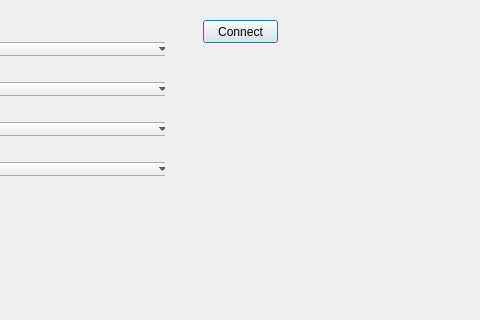
Above: RP1210App/RP1210Window.ui from maybez/RP1210App before the change; both pictures show x 147 to 627 and y 0 to 320 of the 934 by 661 pixel window. Below: the same form after it.
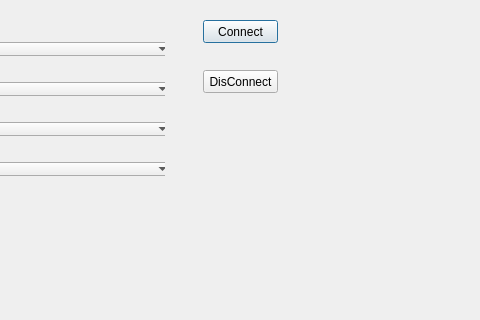
That is the form after the change.

Commit message: connect and disconnect from the rp1210 dll

Diff of the .ui file:
```diff
--- a/RP1210App/RP1210Window.ui
+++ b/RP1210App/RP1210Window.ui
@@ -126,6 +126,19 @@
     </item>
    </layout>
   </widget>
+  <widget class="QPushButton" name="pushButtonDisConnect">
+   <property name="geometry">
+    <rect>
+     <x>350</x>
+     <y>70</y>
+     <width>75</width>
+     <height>23</height>
+    </rect>
+   </property>
+   <property name="text">
+    <string>DisConnect</string>
+   </property>
+  </widget>
  </widget>
  <layoutdefault spacing="6" margin="11"/>
  <resources>
```
The commit also changes 7 other files.
